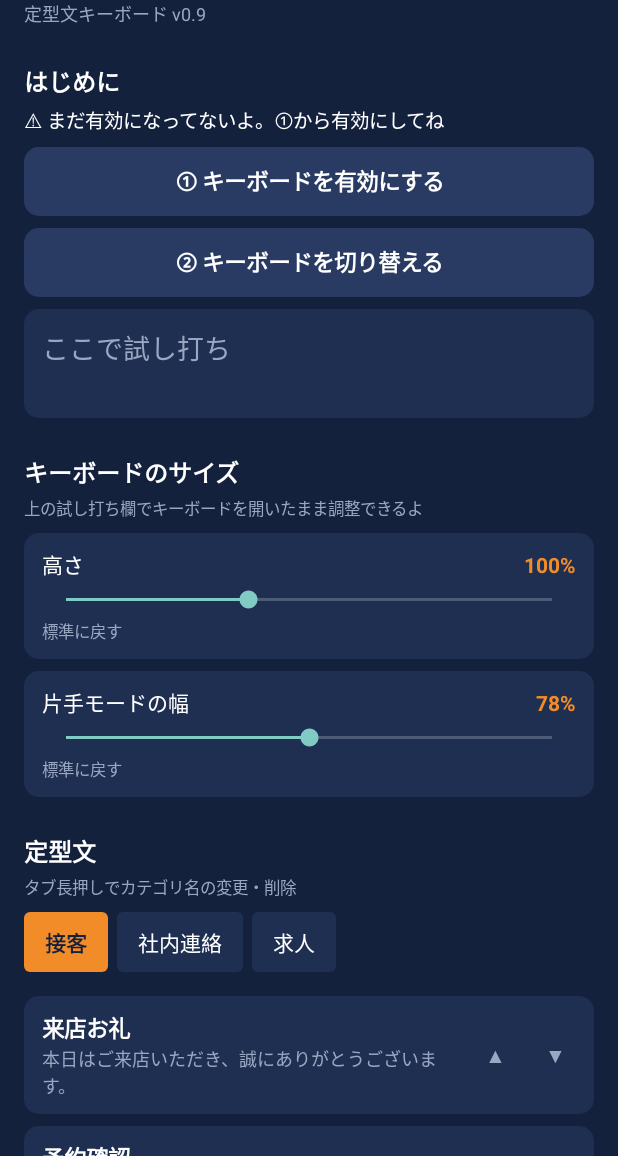
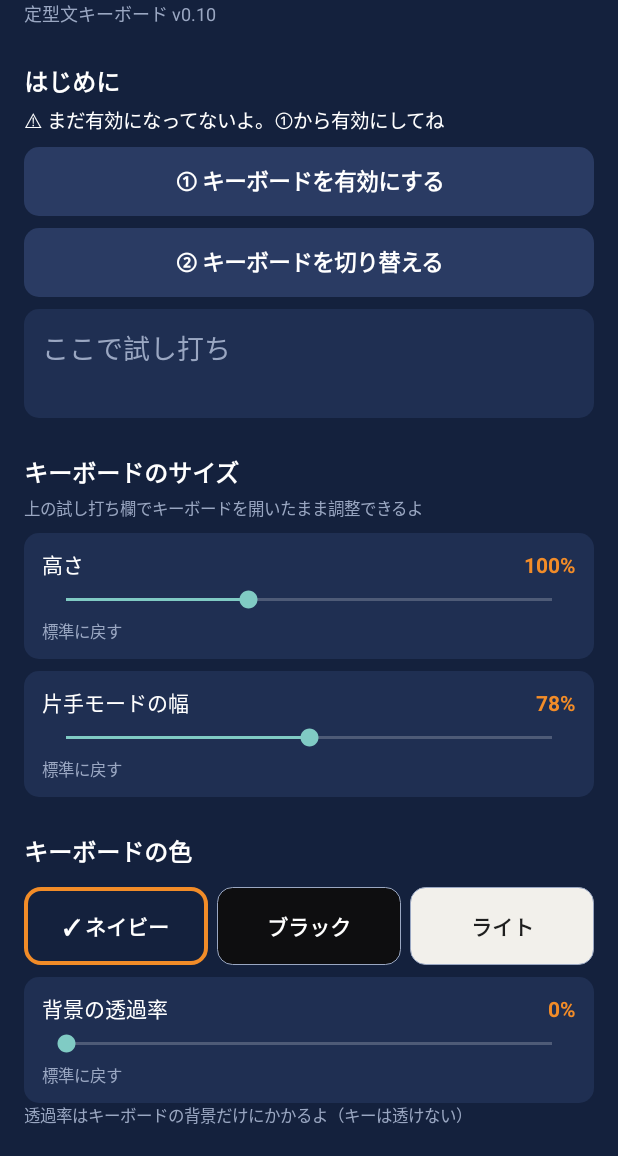
Before and after one commit to shinichitakebuchi-netizen/kooky-keyboard, an Android app: the screen it shows after launch (MainActivity), on a phone screen of 412 x 824 dp, the part 80-1236 px from its top. Run offline under Robolectric (Android 15) with nearby library versions, the phone set to English and light mode, and no system bars; pictures from the network do not load.

Commit message:
v0.10: 配色（ネイビー/ブラック/ライト）と背景の透過率を追加
Co-Authored-By: Claude Opus 5.5 <noreply@anthropic.com>
Claude-Session: https://claude.ai/code/session_01TUKXH5ENyJDFos8Gfwi8nY

```diff
--- a/app/build.gradle.kts
+++ b/app/build.gradle.kts
@@ -11,8 +11,8 @@ android {
         applicationId = "jp.kooky.keyboard"
         minSdk = 26
         targetSdk = 34
-        versionCode = 9
-        versionName = "0.9"
+        versionCode = 10
+        versionName = "0.10"
     }
 
     // 毎回同じ鍵で署名して、上書きインストールできるようにする
--- a/app/src/main/java/jp/kooky/keyboard/MainActivity.kt
+++ b/app/src/main/java/jp/kooky/keyboard/MainActivity.kt
@@ -56,7 +56,7 @@ class MainActivity : Activity() {
         setContentView(scroll)
 
         col.addView(text("KOOKY KEYBOARD", 22f, Ui.ORANGE, bold = true))
-        col.addView(text("定型文キーボード v0.9", 12f, Ui.SUB))
+        col.addView(text("定型文キーボード v0.10", 12f, Ui.SUB))
 
         // --- はじめに ---
         col.addView(section("はじめに"))
@@ -84,6 +84,12 @@ class MainActivity : Activity() {
         col.addView(text("上の試し打ち欄でキーボードを開いたまま調整できるよ", 11f, Ui.SUB))
         col.addView(sizeSlider("高さ", "height_pct", 100, 70, 150), blockParams())
         col.addView(sizeSlider("片手モードの幅", "onehand_pct", 78, 55, 95), blockParams())
+
+        // --- キーボードの色 ---
+        col.addView(section("キーボードの色"))
+        col.addView(themePicker(), blockParams())
+        col.addView(sizeSlider("背景の透過率", "bg_trans", 0, 0, 90), blockParams())
+        col.addView(text("透過率はキーボードの背景だけにかかるよ（キーは透けない）", 11f, Ui.SUB))
 
         // --- 定型文 ---
         col.addView(section("定型文"))
@@ -464,6 +470,41 @@ class MainActivity : Activity() {
 
     private fun blockParams() = LinearLayout.LayoutParams(match, wrap).apply { topMargin = dp(8) }
 
+    // 配色の選択（ネイビー / ブラック / ライト）。各ボタンはその配色の見本になっている
+    private fun themePicker(): View {
+        val prefs = getSharedPreferences("kooky_keyboard", Context.MODE_PRIVATE)
+        val row = LinearLayout(this).apply { orientation = LinearLayout.HORIZONTAL }
+        val chips = ArrayList<Pair<TextView, Palette>>()
+        fun paint() {
+            val now = Themes.of(prefs.getString("theme", "navy"))
+            for ((tv, p) in chips) {
+                val on = p === now
+                val d = Ui.round(p.bg, dp(10).toFloat())
+                d.setStroke(dp(if (on) 3 else 1), if (on) p.accent else Ui.SUB)
+                tv.background = d
+                tv.text = if (on) "✓ ${p.label}" else p.label
+                tv.setTextColor(p.text)
+            }
+        }
+        Themes.ALL.forEachIndexed { i, p ->
+            val tv = TextView(this).apply {
+                textSize = 14f
+                gravity = Gravity.CENTER
+                typeface = Typeface.DEFAULT_BOLD
+                setOnClickListener {
+                    prefs.edit().putString("theme", p.name).apply()
+                    paint()
+                }
+            }
+            chips.add(tv to p)
+            row.addView(tv, LinearLayout.LayoutParams(0, dp(52), 1f).apply {
+                if (i > 0) leftMargin = dp(6)
+            })
+        }
+        paint()
+        return row
+    }
+
     // サイズ調整スライダー（5%刻み、キーボード側は次に開いたときに反映）
     private fun sizeSlider(label: String, key: String, def: Int, lo: Int, hi: Int): View {
         val prefs = getSharedPreferences("kooky_keyboard", Context.MODE_PRIVATE)
--- a/app/src/main/java/jp/kooky/keyboard/Ui.kt
+++ b/app/src/main/java/jp/kooky/keyboard/Ui.kt
@@ -23,8 +23,42 @@ object Ui {
         }
 
     // 押したときに波紋が出る角丸背景
-    fun pressable(color: Int, radius: Float): Drawable =
-        RippleDrawable(ColorStateList.valueOf(0x33FFFFFF), round(color, radius), null)
+    fun pressable(color: Int, radius: Float, ripple: Int = 0x33FFFFFF): Drawable =
+        RippleDrawable(ColorStateList.valueOf(ripple), round(color, radius), null)
 }
 
 fun Context.dp(v: Int): Int = (v * resources.displayMetrics.density).toInt()
+
+// キーボードの配色（onAccent＝オレンジの上の文字色）
+class Palette(
+    val name: String,
+    val label: String,
+    val bg: Int,
+    val card: Int,
+    val key: Int,
+    val accent: Int,
+    val text: Int,
+    val sub: Int,
+    val onAccent: Int
+)
+
+object Themes {
+    val NAVY = Palette(
+        "navy", "ネイビー",
+        Color.parseColor("#14213D"), Color.parseColor("#1F2F52"), Color.parseColor("#2A3B63"),
+        Color.parseColor("#F28C28"), Color.WHITE, Color.parseColor("#9AA7C2"), Color.parseColor("#14213D")
+    )
+    val BLACK = Palette(
+        "black", "ブラック",
+        Color.parseColor("#0E0E10"), Color.parseColor("#1C1C1F"), Color.parseColor("#2B2B30"),
+        Color.parseColor("#F28C28"), Color.WHITE, Color.parseColor("#9A9AA2"), Color.parseColor("#111111")
+    )
+    val LIGHT = Palette(
+        "light", "ライト",
+        Color.parseColor("#F2F0EB"), Color.parseColor("#E2DFD8"), Color.WHITE,
+        Color.parseColor("#F28C28"), Color.parseColor("#1E1E1E"), Color.parseColor("#6B6B6B"), Color.parseColor("#1E1E1E")
+    )
+    val ALL = listOf(NAVY, BLACK, LIGHT)
+
+    fun of(name: String?): Palette = ALL.firstOrNull { it.name == name } ?: NAVY
+}
```
Also changed, not shown: app/src/main/java/jp/kooky/keyboard/KookyKeyboardService.kt (+68 -38 lines).
